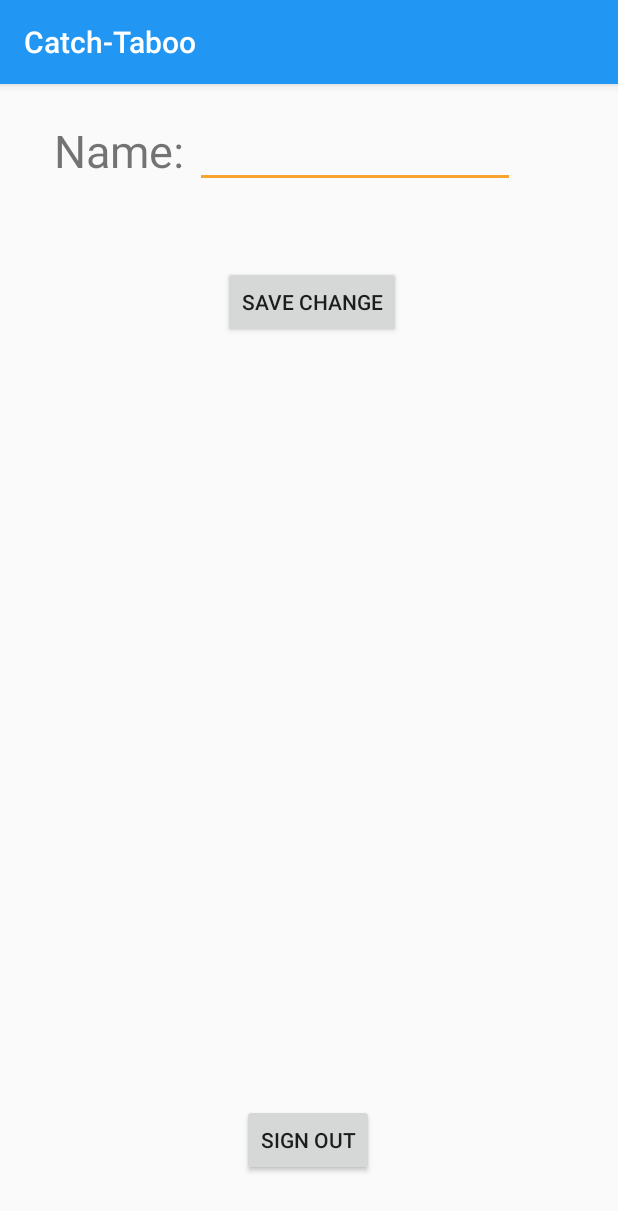
After one commit to LEL-15/Catch-Taboo, an Android app: the fragment UserFragment shown on its own in the app's theme, on a phone screen of 412 x 824 dp. The commit adds this screen. Shown: the top 1211 px of the screen. Run offline under Robolectric (Android 15) with nearby library versions, the phone set to English and light mode, and no system bars; our stand-ins replace Firebase (no records; nobody signed in at launch, a user with empty details on screens opened directly).

Commit message:
Change User Name

```diff
--- a/CatchTaboo/app/src/main/java/com/example/catch_taboo/NewUserActivity.java
+++ b/CatchTaboo/app/src/main/java/com/example/catch_taboo/NewUserActivity.java
@@ -32,7 +32,6 @@ public class NewUserActivity extends AppCompatActivity {
     }
 
     public void goToHomeScreen(View view) {
-
         EditText editText = findViewById(R.id.enter_text);
         final String name = editText.getText().toString();
 
--- a/CatchTaboo/app/src/main/java/com/example/catch_taboo/ui/home/HomeFragment.java
+++ b/CatchTaboo/app/src/main/java/com/example/catch_taboo/ui/home/HomeFragment.java
@@ -1,5 +1,6 @@
 package com.example.catch_taboo.ui.home;
 
+import android.content.Intent;
 import android.os.Bundle;
 import android.util.Log;
 import android.view.LayoutInflater;
@@ -9,11 +10,14 @@ import android.widget.TextView;
 
 import androidx.annotation.Nullable;
 import androidx.annotation.NonNull;
+import androidx.appcompat.app.AppCompatActivity;
 import androidx.fragment.app.Fragment;
 import androidx.lifecycle.Observer;
 import androidx.lifecycle.ViewModelProviders;
 import androidx.recyclerview.widget.RecyclerView;
 
+import com.example.catch_taboo.GeneralPlayActivity;
+import com.example.catch_taboo.HomeActivity;
 import com.example.catch_taboo.R;
 import com.google.android.gms.tasks.OnCompleteListener;
 import com.google.android.gms.tasks.OnSuccessListener;
--- a/CatchTaboo/app/src/main/java/com/example/catch_taboo/ui/gallery/GalleryViewModel.java
+++ b/CatchTaboo/app/src/main/java/com/example/catch_taboo/ui/user/GalleryViewModel.java
@@ -1,4 +1,4 @@
-package com.example.catch_taboo.ui.gallery;
+package com.example.catch_taboo.ui.user;
 
 import androidx.lifecycle.LiveData;
 import androidx.lifecycle.MutableLiveData;
--- /dev/null
+++ b/CatchTaboo/app/src/main/java/com/example/catch_taboo/ui/user/UserFragment.java
@@ -0,0 +1,52 @@
+package com.example.catch_taboo.ui.user;
+
+import android.os.Bundle;
+import android.view.LayoutInflater;
+import android.view.View;
+import android.view.ViewGroup;
+import android.widget.TextView;
+
+import androidx.annotation.Nullable;
+import androidx.annotation.NonNull;
+import androidx.fragment.app.Fragment;
+import androidx.lifecycle.Observer;
+import androidx.lifecycle.ViewModelProviders;
+
+import com.example.catch_taboo.R;
+import com.google.android.gms.tasks.OnSuccessListener;
+import com.google.firebase.auth.FirebaseAuth;
+import com.google.firebase.auth.FirebaseUser;
+import com.google.firebase.firestore.DocumentReference;
+import com.google.firebase.firestore.DocumentSnapshot;
+import com.google.firebase.firestore.FirebaseFirestore;
+
+public class UserFragment extends Fragment {
+
+    private GalleryViewModel galleryViewModel;
+
+    public View onCreateView(@NonNull LayoutInflater inflater,
+                             ViewGroup container, Bundle savedInstanceState) {
+        FirebaseFirestore db;
+        FirebaseAuth mAuth;
+        FirebaseUser user = FirebaseAuth.getInstance().getCurrentUser();;
+
+        galleryViewModel =
+                ViewModelProviders.of(this).get(GalleryViewModel.class);
+        View root = inflater.inflate(R.layout.fragment_user, container, false);
+        final TextView textView = root.findViewById(R.id.name);
+        db = FirebaseFirestore.getInstance();
+        final FirebaseFirestore rootRef = FirebaseFirestore.getInstance();
+        mAuth = FirebaseAuth.getInstance();
+        final String id = user.getUid();
+        DocumentReference userRef = rootRef.collection("users").document(user.getUid());
+
+        userRef.get().addOnSuccessListener(new OnSuccessListener<DocumentSnapshot>() {
+            @Override
+            public void onSuccess(DocumentSnapshot documentSnapshot) {
+                String name = documentSnapshot.getString("name");
+                textView.setText(name);
+            }
+        });
+        return root;
+    }
+}
--- /dev/null
+++ b/CatchTaboo/app/src/main/res/layout/fragment_user.xml
@@ -0,0 +1,56 @@
+<?xml version="1.0" encoding="utf-8"?>
+<androidx.constraintlayout.widget.ConstraintLayout xmlns:android="http://schemas.android.com/apk/res/android"
+    xmlns:app="http://schemas.android.com/apk/res-auto"
+    xmlns:tools="http://schemas.android.com/tools"
+    android:layout_width="match_parent"
+    android:layout_height="match_parent">
+
+    <TextView
+        android:id="@+id/textView3"
+        android:layout_width="wrap_content"
+        android:layout_height="wrap_content"
+        android:layout_marginStart="36dp"
+        android:layout_marginTop="24dp"
+        android:text="Name: "
+        android:textSize="30sp"
+        app:layout_constraintStart_toStartOf="parent"
+        app:layout_constraintTop_toTopOf="parent" />
+
+    <EditText
+        android:id="@+id/name"
+        android:layout_width="wrap_content"
+        android:layout_height="wrap_content"
+        android:layout_marginEnd="16dp"
+        android:ems="10"
+        android:inputType="textPersonName"
+        android:text="Name"
+        app:layout_constraintBottom_toBottomOf="@+id/textView3"
+        app:layout_constraintEnd_toEndOf="parent"
+        app:layout_constraintHorizontal_bias="0.0"
+        app:layout_constraintStart_toEndOf="@+id/textView3"
+        app:layout_constraintTop_toTopOf="@+id/textView3"
+        app:layout_constraintVertical_bias="0.0" />
+
+    <Button
+        android:id="@+id/Save"
+        android:layout_width="wrap_content"
+        android:layout_height="wrap_content"
+        android:layout_marginTop="52dp"
+        android:onClick="updateUserName"
+        android:text="Save Change"
+        app:layout_constraintEnd_toEndOf="parent"
+        app:layout_constraintHorizontal_bias="0.506"
+        app:layout_constraintStart_toStartOf="parent"
+        app:layout_constraintTop_toBottomOf="@+id/name" />
+
+    <Button
+        android:id="@+id/sign_out"
+        android:layout_width="wrap_content"
+        android:layout_height="wrap_content"
+        android:layout_marginBottom="40dp"
+        android:text="Sign Out"
+        app:layout_constraintBottom_toBottomOf="parent"
+        app:layout_constraintEnd_toEndOf="parent"
+        app:layout_constraintHorizontal_bias="0.498"
+        app:layout_constraintStart_toStartOf="parent" />
+</androidx.constraintlayout.widget.ConstraintLayout>
--- a/CatchTaboo/app/src/main/res/navigation/mobile_navigation.xml
+++ b/CatchTaboo/app/src/main/res/navigation/mobile_navigation.xml
@@ -13,9 +13,9 @@
 
     <fragment
         android:id="@+id/nav_gallery"
-        android:name="com.example.catch_taboo.ui.gallery.GalleryFragment"
+        android:name="com.example.catch_taboo.ui.user.UserFragment"
         android:label="@string/menu_gallery"
-        tools:layout="@layout/fragment_gallery" />
+        tools:layout="@layout/fragment_user" />
 
     <fragment
         android:id="@+id/nav_slideshow"
--- a/CatchTaboo/app/src/main/res/values/strings.xml
+++ b/CatchTaboo/app/src/main/res/values/strings.xml
@@ -8,7 +8,7 @@
     <string name="action_settings">Settings</string>
 
     <string name="menu_home">Home</string>
-    <string name="menu_gallery">Gallery</string>
+    <string name="menu_gallery">User</string>
     <string name="menu_slideshow">Slideshow</string>
     <string name="menu_tools">Tools</string>
     <string name="menu_share">Share</string>
```
Also changed, not shown: CatchTaboo/app/src/main/java/com/example/catch_taboo/HomeActivity.java (+41 -0 lines), CatchTaboo/app/src/main/java/com/example/catch_taboo/ui/gallery/GalleryFragment.java (deleted, +0 -35 lines), CatchTaboo/app/src/main/res/layout/fragment_gallery.xml (deleted, +0 -19 lines), CatchTaboo/app/src/main/res/layout/fragment_home.xml (+10 -0 lines).
